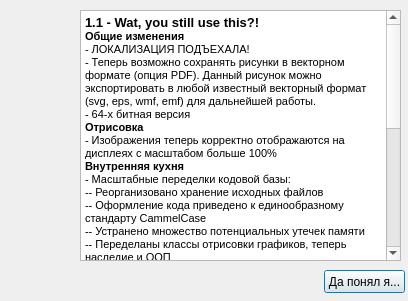
First picture: the form in ui/changelog.ui, repository small23/QGraphViewer, before the edit.
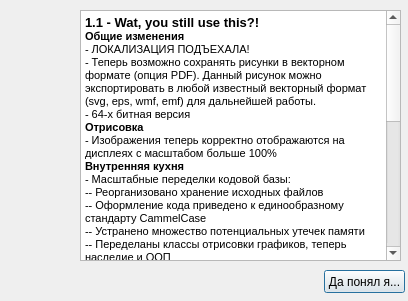
Second picture: the form after the edit.

Diff of the .ui file:
```diff
--- a/ui/changelog.ui
+++ b/ui/changelog.ui
@@ -69,6 +69,8 @@
 &lt;p style=&quot; margin-top:0px; margin-bottom:0px; margin-left:0px; margin-right:0px; -qt-block-indent:0; text-indent:0px;&quot;&gt;- Переезд на MSVC2019&lt;/p&gt;
 &lt;p style=&quot; margin-top:0px; margin-bottom:0px; margin-left:0px; margin-right:0px; -qt-block-indent:0; text-indent:0px;&quot;&gt;- Переезд на Windows SDK 10.0.20348.0&lt;/p&gt;
 &lt;p style=&quot; margin-top:0px; margin-bottom:0px; margin-left:0px; margin-right:0px; -qt-block-indent:0; text-indent:0px;&quot;&gt;- Обновление библиотеки QCustomPlot до версии 2.1.0&lt;/p&gt;
+&lt;p style=&quot; margin-top:0px; margin-bottom:0px; margin-left:0px; margin-right:0px; -qt-block-indent:0; text-indent:0px;&quot;&gt;&lt;span style=&quot; font-weight:600;&quot;&gt;Исправления ошибок&lt;/span&gt;&lt;/p&gt;
+&lt;p style=&quot; margin-top:0px; margin-bottom:0px; margin-left:0px; margin-right:0px; -qt-block-indent:0; text-indent:0px;&quot;&gt;- Исправлена ошибка с некорректной инициализацией поля &amp;quot;Размер кегеля&amp;quot; на первой вкладке&lt;/p&gt;
 &lt;p style=&quot;-qt-paragraph-type:empty; margin-top:0px; margin-bottom:0px; margin-left:0px; margin-right:0px; -qt-block-indent:0; text-indent:0px;&quot;&gt;&lt;br /&gt;&lt;/p&gt;
 &lt;p style=&quot; margin-top:0px; margin-bottom:0px; margin-left:0px; margin-right:0px; -qt-block-indent:0; text-indent:0px;&quot;&gt;&lt;span style=&quot; font-size:9pt; font-weight:600;&quot;&gt;1.0.2 - La Grande Finale!&lt;/span&gt;&lt;/p&gt;
 &lt;p style=&quot; margin-top:0px; margin-bottom:0px; margin-left:0px; margin-right:0px; -qt-block-indent:0; text-indent:0px;&quot;&gt;- Багфиксы&lt;/p&gt;
```
